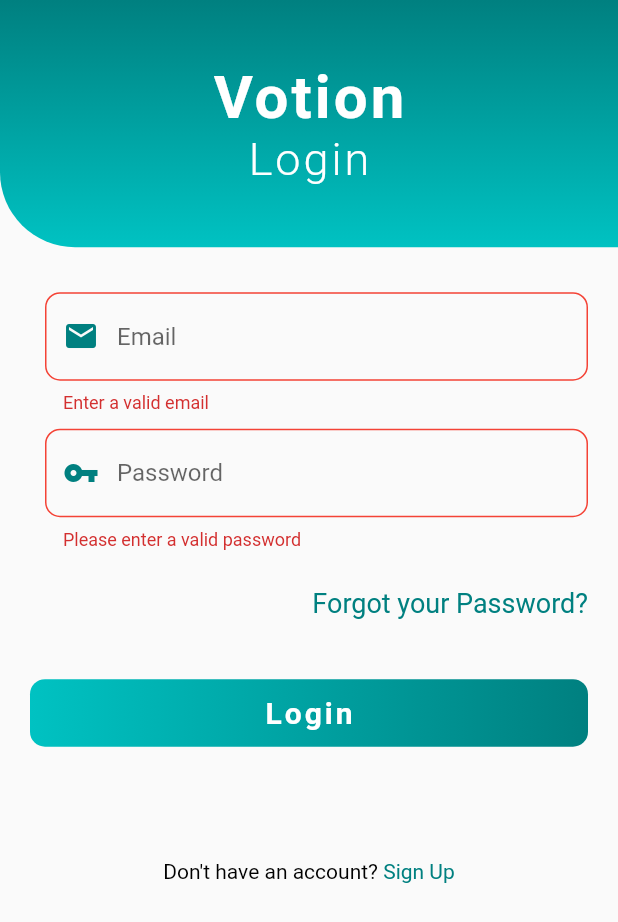
After one commit to AnwarTuha/voting-system-mobile, a Flutter app: the screen it shows after launch, after a tap on "Login", on a phone screen of 412 x 824 dp. The commit adds this screen. Shown: the top 922 px of the screen. Run offline on Flutter 3.47's test engine with Material 2 defaults, Android fonts, the phone set to English and light mode, and no system bars; our stand-ins replace country_code_picker.

```diff
--- a/voting_system_mobile/lib/classes/user.dart
+++ b/voting_system_mobile/lib/classes/user.dart
@@ -7,4 +7,7 @@ class User {
   String userName;
 
   User({this.firstName, this.lastName, this.email, this.password, this.phoneNumber, this.userName});
+
+
+
 }
--- /dev/null
+++ b/voting_system_mobile/lib/model/login_model.dart
@@ -0,0 +1,28 @@
+class LoginResponseModel {
+  final String token;
+  final String error;
+
+  LoginResponseModel({this.token, this.error});
+
+  factory LoginResponseModel.fromJson(Map<String, dynamic> json) {
+    return LoginResponseModel(
+        token: json["token"] != null ? json["token"] : "",
+        error: json["error"] != null ? json["error"] : "");
+  }
+}
+
+class LoginRequestModel {
+  String email;
+  String password;
+
+  LoginRequestModel({this.email, this.password});
+
+  Map<String, dynamic> toJson() {
+    Map<String, dynamic> map = {
+      "email": email.trim(),
+      "password": password.trim()
+    };
+
+    return map;
+  }
+}
--- /dev/null
+++ b/voting_system_mobile/lib/model/register_model.dart
@@ -0,0 +1,42 @@
+class RegisterResponseModel {
+  final String token;
+  final String error;
+
+  RegisterResponseModel({this.token, this.error});
+
+  factory RegisterResponseModel.fromJson(Map<String, dynamic> json) {
+    return RegisterResponseModel(
+        token: json["token"] != null ? json["token"] : "",
+        error: json["error"] != null ? json["error"] : "");
+  }
+}
+
+class RegisterRequestModel {
+  String firstName;
+  String lastName;
+  String userName;
+  String phoneNumber;
+  String email;
+  String password;
+
+  RegisterRequestModel(
+      {this.firstName,
+      this.lastName,
+      this.phoneNumber,
+      this.userName,
+      this.email,
+      this.password});
+
+  Map<String, dynamic> toJson() {
+    Map<String, dynamic> map = {
+      "firstname": firstName.trim(),
+      "lastname": lastName.trim(),
+      "phone": phoneNumber.trim(),
+      "username": userName.trim(),
+      "email": email.trim(),
+      "password": password.trim()
+    };
+
+    return map;
+  }
+}
--- a/voting_system_mobile/lib/screens/login_screen.dart
+++ b/voting_system_mobile/lib/screens/login_screen.dart
@@ -1,15 +1,14 @@
 import 'package:flutter/material.dart';
 import 'package:voting_system_mobile/classes/auth_service.dart';
-import 'package:voting_system_mobile/classes/user.dart';
 import 'package:voting_system_mobile/screens/forgot_password_screen.dart';
 import 'package:voting_system_mobile/screens/register_screen.dart';
 import 'package:voting_system_mobile/utils/color_util.dart';
 import 'package:voting_system_mobile/widgets/custom_button.dart';
 import 'package:voting_system_mobile/widgets/header_container.dart';
+import 'package:voting_system_mobile/widgets/progress_hud_modal.dart';
 import 'package:voting_system_mobile/widgets/text_input_container.dart';
 import 'package:voting_system_mobile/classes/validator.dart';
-import 'package:fluttertoast/fluttertoast.dart';
-import 'package:http/http.dart' as http;
+import 'package:voting_system_mobile/model/login_model.dart';
 
 class LoginPage extends StatefulWidget {
   static const String id = 'user_login';
@@ -19,31 +18,27 @@ class LoginPage extends StatefulWidget {
 }
 
 class _LoginState extends State<LoginPage> {
-
-  String _email;
-  String _password;
-  String token;
-
-  Future save() async {
-    var response = await http.post(Uri.http("", ""),
-        headers: <String, String>{
-          'Context-Type': 'applications/json;charSet=UTF-8'
-        },
-        body: <String, String>{
-          'email': user.email,
-          'password': user.password
-        });
-    //Todo: Do something with the response
-
-  }
+  //User user = User(email: '', password: '');
+  Validator validator = Validator();
 
   final GlobalKey<FormState> _formKey = GlobalKey<FormState>();
+  final scaffoldKey = GlobalKey<ScaffoldState>();
+  LoginRequestModel requestModel;
+  bool isApiCallProcess = false;
 
-  User user = User(email: '', password: '');
-  Validator validator = Validator();
+  @override
+  void initState() {
+    requestModel = LoginRequestModel();
+    super.initState();
+  }
 
   @override
   Widget build(BuildContext context) {
+    return ProgressHUD(
+        child: _uiSetup(context), inAsynchCall: isApiCallProcess);
+  }
+
+  Widget _uiSetup(BuildContext context) {
     return Scaffold(
       body: Container(
         padding: EdgeInsets.only(bottom: 30.0),
@@ -59,20 +54,21 @@ class _LoginState extends State<LoginPage> {
                       mainAxisAlignment: MainAxisAlignment.spaceBetween,
                       children: <Widget>[
                         TextInput(
-                            controller: TextEditingController(text: user.email),
-                            hintText: "Email",
-                            icon: Icons.email,
-                            validate: validator.validateEmail,
-                            onChanged: (email) {
-                              user.email = email;
-                            }
-                            ),
+                          hintText: "Email",
+                          icon: Icons.email,
+                          validate: validator.validateEmail,
+                          onChanged: (input) {
+                            //user.email = email;
+                            requestModel.email = input;
+                          },
+                        ),
                         TextInput(
                           hintText: "Password",
                           icon: Icons.vpn_key,
                           obscureText: true,
-                          onChanged: (password) {
-                            user.password = password;
+                          onChanged: (input) {
+                            //user.password = password;
+                            requestModel.password = input;
                           },
                           validate: validator.validatePassword,
                         ),
@@ -99,28 +95,38 @@ class _LoginState extends State<LoginPage> {
                           child: CustomButton(
                             title: 'Login',
                             onPressed: () {
-                              // Todo: implement login functionality here
-                              if (!_formKey.currentState.validate()) {
-                                return;
+                              if (validateAndSave()) {
+                                setState(() {
+                                  isApiCallProcess = false;
+                                });
                               }
 
-                              _formKey.currentState.save();
-                              // AuthService().login(_email, _password).then((value){
-                              //   if (value.data['success']){
-                              //     token = value.data['token'];
-                              //     Fluttertoast.showToast(
-                              //         msg: 'Welcome back',
-                              //         toastLength: Toast.LENGTH_SHORT,
-                              //         gravity: ToastGravity.BOTTOM,
-                              //         backgroundColor: Colors.white,
-                              //         textColor: tealColors,
-                              //         fontSize: 16.0
-                              //     );
-                              //   }
-                              // });
-
-                              print(_email);
-                              print(_password);
+                              // authenticate user
+                              AuthService()
+                                  .login(requestModel)
+                                  .then((response) {
+                                setState(() {
+                                  // stop progress indicator
+                                  isApiCallProcess = false;
+                                });
+                                if (response.token.isNotEmpty) {
+                                  final snackBar = SnackBar(
+                                    content: Text('Sign up Successful!'),
+                                  );
+                                  ScaffoldMessenger.of(context)
+                                      .showSnackBar(snackBar);
+                                  Navigator.pushReplacement(
+                                      context,
+                                      MaterialPageRoute(
+                                          builder: (context) => LoginPage()));
+                                } else {
+                                  final snackBar = SnackBar(
+                                    content: Text("Error: ${response.error}"),
+                                  );
+                                  ScaffoldMessenger.of(context)
+                                      .showSnackBar(snackBar);
+                                }
+                              });
                             },
                           ),
                         ),
@@ -151,4 +157,13 @@ class _LoginState extends State<LoginPage> {
       ),
     );
   }
+
+  bool validateAndSave() {
+    final form = _formKey.currentState;
+    if (form.validate()) {
+      form.save();
+      return true;
+    }
+    return false;
+  }
 }
--- a/voting_system_mobile/lib/utils/constants_util.dart
+++ b/voting_system_mobile/lib/utils/constants_util.dart
@@ -4,4 +4,4 @@ const kRegExpEmail = r'^(([^<>()[\]\\.,;:\s@\"]+(\.[^<>()[\]\\.,;:\s@\"]+)*)|(\"
 
 const kRegExpPassword = r'^(?=.*?[A-Z])(?=.*?[a-z])(?=.*?[0-9])(?=.*?[!@#\$&*~]).{8,}$';
 
-const String kBaseUrl = 'http://localhost:5000/Voters/';
+const String kBaseUrl = "http://192.168.0.101:5000/api/Voters";
--- a/voting_system_mobile/lib/widgets/header_container.dart
+++ b/voting_system_mobile/lib/widgets/header_container.dart
@@ -19,7 +19,7 @@ class HeaderContainer extends StatelessWidget {
               end: Alignment.bottomCenter,
               begin: Alignment.topCenter),
           borderRadius:
-          BorderRadius.only(bottomLeft: Radius.circular(100.0))),
+          BorderRadius.only(bottomLeft: Radius.circular(50.0))),
       child: Column(
         mainAxisAlignment: MainAxisAlignment.center,
         children: [
--- /dev/null
+++ b/voting_system_mobile/lib/widgets/progress_hud_modal.dart
@@ -0,0 +1,46 @@
+import 'package:flutter/material.dart';
+
+class ProgressHUD extends StatelessWidget {
+  final Widget child;
+  final bool inAsynchCall;
+  final double opacity;
+  final Color color;
+  final Animation<Color> valueColor;
+
+  ProgressHUD(
+      {Key key,
+      @required this.child,
+      @required this.inAsynchCall,
+      this.opacity = 0.3,
+      this.color = Colors.grey,
+      this.valueColor})
+      : super(key: key);
+
+  @override
+  Widget build(BuildContext context) {
+    List<Widget> widgetList = [];
+    widgetList.add(child);
+
+    // check to see if there is an async call then load modal
+    if (inAsynchCall) {
+      final modal = new Stack(
+        children: <Widget>[
+          new Opacity(
+            opacity: opacity,
+            child: ModalBarrier(
+              dismissible: false,
+              color: color,
+            ),
+          ),
+          new Center(
+            child: new CircularProgressIndicator(),
+          )
+        ],
+      );
+      widgetList.add(modal);
+    }
+    return Stack(
+      children: widgetList,
+    );
+  }
+}
```
Also changed, not shown: voting_system_mobile/lib/classes/auth_service.dart (+25 -52 lines), voting_system_mobile/lib/screens/register_screen.dart (+86 -56 lines), 1 other file.
